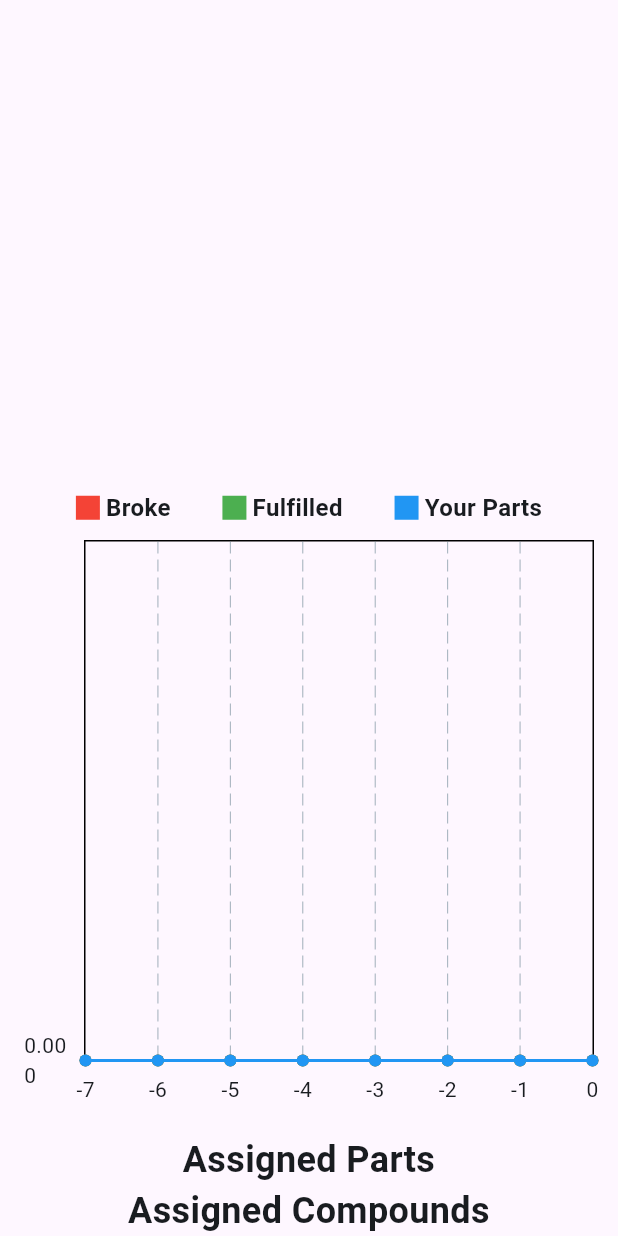
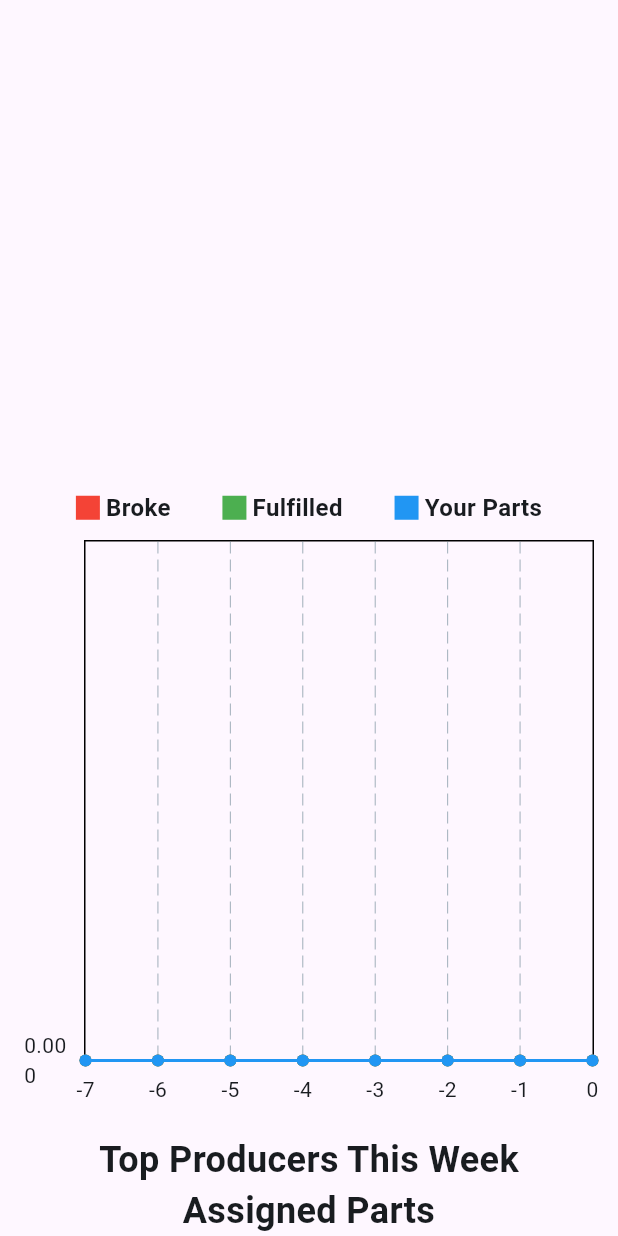
Before and after one commit to CCShambots/sham_parts, a Flutter app: the Home screen opened directly with empty values, scrolled down 168 dp, on a phone screen of 412 x 824 dp. Run offline on Flutter 3.47's test engine with Material 3 defaults, Android fonts, the phone set to English and light mode, and no system bars; drawn by our look-alikes of fl_chart; our stand-ins replace cached_network_image, curved_labeled_navigation_bar, file_picker, getwidget, package_info_plus, shared_preferences and 1 more; missing offline and left inert: wolt_modal_sheet; accounts and stored records are empty; network calls fail.

Commit message:
add another graph

```diff
--- a/lib/account-pages/settingsPage.dart
+++ b/lib/account-pages/settingsPage.dart
@@ -78,6 +78,8 @@ class SettingsPageState extends State<SettingsPage> {
         user = newUser;
         nameController.text = user?.name ?? "";
       });
+
+      widget.loadUser();
     } else {
       setState(() {
         user = User.blank();
--- a/lib/api-util/logEntry.dart
+++ b/lib/api-util/logEntry.dart
@@ -1,8 +1,16 @@
 import 'package:fl_chart/fl_chart.dart';
 import 'package:flutter/material.dart';
+import 'package:flutter/widgets.dart';
 import 'package:intl/intl.dart';
 
 import '../constants.dart';
+
+class Contribution {
+  final String author;
+  int quantity;
+
+  Contribution({required this.author, required this.quantity});
+}
 
 class LogEntry {
   final int id;
@@ -37,6 +45,29 @@ class LogEntry {
       author: json['author'],
     );
   }
+
+  static List<Contribution> generateContributionList(List<LogEntry> entries, String type) {
+
+    DateTime startTime = DateTime.now().subtract(const Duration(days: 7)).toUtc();
+    DateTime endTime = DateTime.now().toUtc();
+
+    var filteredEntries = filterLogEntriesByType(entries, type);
+    var filteredByDate = filterLogEntriesByTime(filteredEntries, startTime, endTime);
+
+    List<Contribution> contributions = [];
+    for (var entry in filteredByDate) {
+      if(contributions.where((e) {return e.author == entry.author;}).isEmpty) {
+        contributions.add(Contribution(author: entry.author, quantity: entry.quantity));
+      } else {
+        contributions.firstWhere((e) {return e.author == entry.author;}).quantity += entry.quantity;
+      }
+    }
+
+    contributions.sort((a, b) => a.quantity.compareTo(b.quantity));
+
+    return contributions;
+  }
+
 
   static List<FlSpot> generateSpots(List<LogEntry> entries, String type) {
     DateTime startTime = DateTime.now().subtract(const Duration(days: 7)).toUtc();
--- a/lib/home.dart
+++ b/lib/home.dart
@@ -36,6 +36,9 @@ class HomeState extends State<Home> {
 
     bool oneRowGraph = MediaQuery.of(context).size.width > 650;
 
+    var contributions = LogEntry.generateContributionList(
+        widget.project.getLogEntries(), "Fulfill");
+
     return Scaffold(
       body: SingleChildScrollView(
         scrollDirection: Axis.vertical,
@@ -56,7 +59,7 @@ class HomeState extends State<Home> {
                     children: [
                       pieChart(),
                       lineGraph(),
-                      const Flexible(child: Text("More graph coming soon ™️"))
+                      TopProducers(contributions),
                     ],
                   )
                 : Column(
@@ -64,9 +67,11 @@ class HomeState extends State<Home> {
                     children: [
                       pieChart(),
                       lineGraph(),
+                      TopProducers(contributions)
                     ],
                   ),
-            !isMobile ? SizedBox(
+            !isMobile
+                ? SizedBox(
                     width: double.infinity,
                     child: Row(
                       mainAxisSize: MainAxisSize.max,
@@ -76,7 +81,8 @@ class HomeState extends State<Home> {
                         Flexible(flex: 1, child: AssignedCompounds(isMobile))
                       ],
                     ),
-            ) : Column(
+                  )
+                : Column(
                     children: [
                       AssignedParts(isMobile),
                       AssignedCompounds(isMobile)
@@ -84,6 +90,39 @@ class HomeState extends State<Home> {
                   )
           ],
         ),
+      ),
+    );
+  }
+
+  Flexible TopProducers(List<Contribution> contributions) {
+    return Flexible(
+                      child: Column(
+                        mainAxisSize: MainAxisSize.min,
+                        children: [
+                          Text("Top Producers This Week",
+                              style: StyleConstants.subtitleStyle),
+                          ...contributions.map((e) {
+                            return Padding(
+                              padding: const EdgeInsets.all(8.0),
+                              child: Column(children: [
+                                Row(
+                                    mainAxisAlignment:
+                                        MainAxisAlignment.spaceBetween,
+                                    mainAxisSize: MainAxisSize.max,
+                                    children: [
+                                      Text(
+                                          "${contributions.indexOf(e) + 1}. ${e.author}",
+                                          style: StyleConstants.h3Style),
+                                      Text(
+                                        "${e.quantity.toString()} parts",
+                                        style: StyleConstants.h3Style,
+                                      )
+                                    ]),
+                                    const Divider(height: 20,)
+                              ]),
+                            );
+                          })
+                        ],
                       ),
                     );
   }
@@ -103,10 +142,12 @@ class HomeState extends State<Home> {
           mainAxisSize: MainAxisSize.min,
           children: widget.project.compounds
               .where((e) {
-                  return
-                      e.asigneeId == widget.user.id;
+                return e.asigneeId == widget.user.id;
               })
-                .map((e) => AssignedCompoundDisplay(compound: e, project: widget.project,))
+              .map((e) => AssignedCompoundDisplay(
+                    compound: e,
+                    project: widget.project,
+                  ))
               .toList(),
         ),
       ],
@@ -129,11 +170,9 @@ class HomeState extends State<Home> {
           // mainAxisSize: MainAxisSize.min,
           children: widget.project.parts
               .where((e) {
-
                 return e.quantityRequested > 0 &&
-                      e.asigneeId == widget.user.id
-                      && e.asigneeName == widget.user.name
-                      ;
+                    e.asigneeId == widget.user.id &&
+                    e.asigneeName == widget.user.name;
               })
               .map((e) => AssignedPartDisplay(part: e))
               .toList(),
@@ -213,8 +252,7 @@ class HomeState extends State<Home> {
                             spots: LogEntry.generateSpots(
                                 widget.project
                                     .getLogEntries()
-                                    .where(
-                                        (e) => e.author == widget.user.name)
+                                    .where((e) => e.author == widget.user.name)
                                     .toList(),
                                 "Fulfill"),
                             color: Colors.blue,
```
Lines whose indentation alone changed are shown as unchanged.
